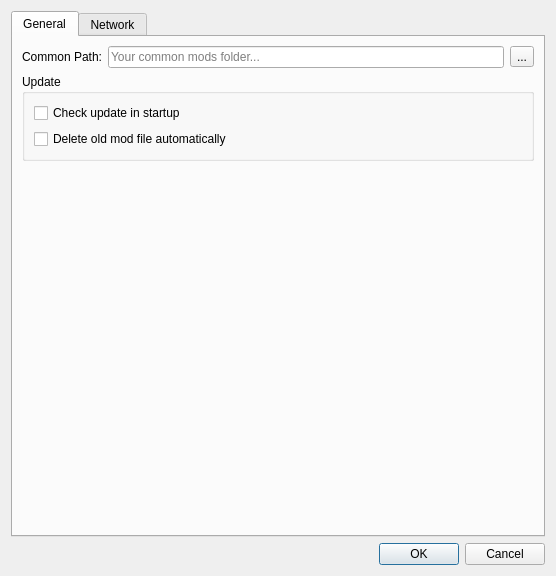
First picture: the form in src/ui/preferences.ui, repository kaniol-lck/modmanager, before the edit.
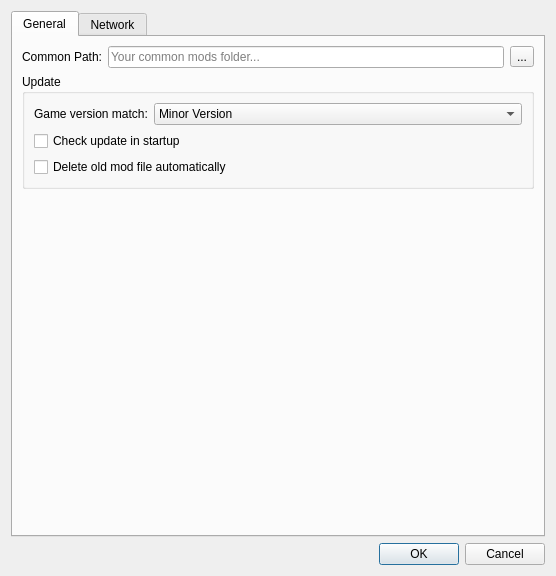
Second picture: the form after the edit.

Commit message: add version match settings for update check.

The edit to the form file:
```diff
--- a/src/ui/preferences.ui
+++ b/src/ui/preferences.ui
@@ -33,7 +33,7 @@
       <attribute name="title">
        <string>General</string>
       </attribute>
-      <layout class="QGridLayout" name="gridLayout_2">
+      <layout class="QGridLayout" name="gridLayout_5">
        <item row="0" column="0">
         <layout class="QFormLayout" name="formLayout">
          <item row="0" column="0">
@@ -83,20 +83,51 @@
          <property name="title">
           <string>Update</string>
          </property>
-         <layout class="QGridLayout" name="gridLayout_5">
+         <layout class="QGridLayout" name="gridLayout_2">
           <item row="0" column="0">
+           <layout class="QFormLayout" name="formLayout_2">
+            <item row="0" column="0">
+             <widget class="QLabel" name="label_6">
+              <property name="text">
+               <string>Game version match:</string>
+              </property>
+             </widget>
+            </item>
+            <item row="0" column="1">
+             <widget class="QComboBox" name="versionMatchSelect">
+              <property name="sizePolicy">
+               <sizepolicy hsizetype="Preferred" vsizetype="Fixed">
+                <horstretch>0</horstretch>
+                <verstretch>0</verstretch>
+               </sizepolicy>
+              </property>
+              <item>
+               <property name="text">
+                <string>Minor Version</string>
+               </property>
+              </item>
+              <item>
+               <property name="text">
+                <string>Major Version</string>
+               </property>
+              </item>
+             </widget>
+            </item>
+            <item row="1" column="0" colspan="2">
            <widget class="QCheckBox" name="autoCheckUpdate">
             <property name="text">
              <string>Check update in startup</string>
             </property>
            </widget>
           </item>
-          <item row="1" column="0">
+            <item row="2" column="0" colspan="2">
            <widget class="QCheckBox" name="deleteOld">
             <property name="text">
              <string>Delete old mod file automatically</string>
             </property>
            </widget>
+            </item>
+           </layout>
           </item>
          </layout>
         </widget>
```
Lines whose indentation alone changed are shown as unchanged. The commit also changes 11 other files.
